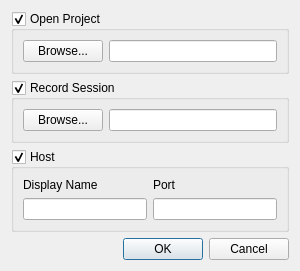
Qt form src/editor/HostDialog.ui (yuxshao/ptcollab) before a commit.
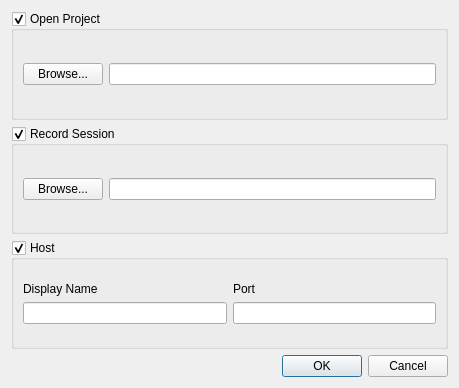
The same form after that commit.

Commit message: tiny height thing idk

Diff of the .ui file:
```diff
--- a/src/editor/HostDialog.ui
+++ b/src/editor/HostDialog.ui
@@ -6,8 +6,8 @@
    <rect>
     <x>0</x>
     <y>0</y>
-    <width>300</width>
-    <height>247</height>
+    <width>459</width>
+    <height>388</height>
    </rect>
   </property>
   <property name="windowTitle">
```
The commit also changes 1 other file.
